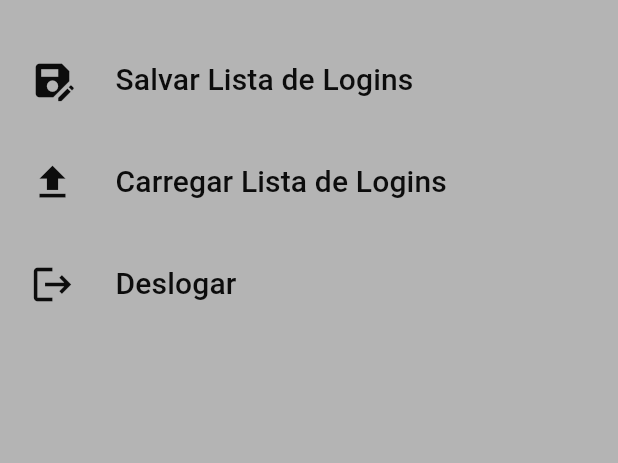
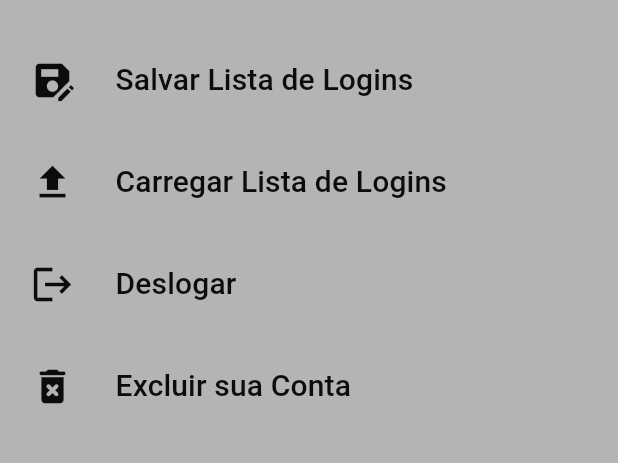
Before and after one commit to ricardo-gsilva/lockpass, a Flutter app: the Config screen opened by its route, on a phone screen of 412 x 824 dp, the part 73-536 px from its top. Run offline on Flutter 3.47's test engine with Material 3 defaults, Android fonts, the light colour scheme and no system bars; our stand-ins replace file_picker, firebase_auth, firebase_core, flutter_mobx, flutter_styled_toast, mobx and 4 more; missing offline and left inert: aespack, android_path_provider, overlay_loading_progress; accounts and stored records are empty; generated files the repository leaves out were written again; statements that could not run were skipped.

Commit message:
incluindo remoção de conta

```diff
--- a/lib/constants/core_icons.dart
+++ b/lib/constants/core_icons.dart
@@ -22,4 +22,5 @@ class CoreIcons {
   static const IconData delete = Icons.delete_forever;
   static const IconData password = Icons.password;
   static const IconData edit = Icons.edit;
+  static const IconData deleteAccount = Icons.delete_forever_rounded;
 }
--- a/lib/constants/core_keys.dart
+++ b/lib/constants/core_keys.dart
@@ -81,6 +81,7 @@ class CoreKeys {
   static const Key saveListLoginConfig = Key('saveListLoginConfig');
   static const Key updateListConfig = Key('updateListConfig');
   static const Key logoutConfig = Key('logoutConfig');
+  static const Key deleteAccount = Key('deleteAccount');
 
   //Logout
   static const Key titleLogout = Key('titleLogout');
@@ -130,6 +131,11 @@ class CoreKeys {
   static const Key cancelCreatePin = Key('cancelCreatePin');
   static const Key buttonCreatePin = Key('buttonCreatePin');
 
+  // Delete Account
+  static const Key titleDeleteAccount = Key('titleDeleteAccount');
+  static const Key infoDeleteAccount = Key('infoDeleteAccount');
+  static const Key buttonDeleteAccount = Key('buttonDeleteAccount');
+
   //Card Item
   static const Key buttonSaveEditCardItem = Key('buttonSaveEditCardItem');
   static const Key arrowBackCardItem = Key('arrowBackCardItem');
--- a/lib/constants/core_strings.dart
+++ b/lib/constants/core_strings.dart
@@ -19,6 +19,8 @@ class CoreStrings {
   static const String delete = 'Excluir';
   static const String deletePin = 'Excluir PIN';
   static const String deleteThisLogin = "Realmente deseja excluir esse login?";
+  static const String deleteAccount = 'Excluir sua Conta';
+  static const String deleteAccountTitle = 'Excluir Conta';
 
   //E
   static const String email = 'Email';
@@ -108,6 +110,7 @@ class CoreStrings {
   static const String wantDeleteRegisteredPin = 'Deseja excluir o PIN cadastrado?';
   static const String wantLogout = 'Você realmente quer deslogar?';
   static const String webSite = 'Site';
+  static const String wantDeleteAccount = 'Você está prestes a excluir o seu login.\n\nSe tiver certeza sobre isso, apenas aperta o botão excluir.';
 
   //Y
   static const String yourUploadedLoginList = 'Sua lista de logins salva foi carregada.';
--- a/lib/screens/config.dart
+++ b/lib/screens/config.dart
@@ -5,6 +5,7 @@ import 'package:lockpass/constants/core_colors.dart';
 import 'package:lockpass/constants/core_icons.dart';
 import 'package:lockpass/constants/core_keys.dart';
 import 'package:lockpass/constants/core_strings.dart';
+import 'package:lockpass/screens/delete_account.dart';
 import 'package:lockpass/stores/config_page_store.dart';
 import 'package:lockpass/screens/create_pin.dart';
 import 'package:lockpass/screens/delete_pin.dart';
@@ -14,8 +15,7 @@ import 'package:lockpass/screens/upload_list_logins.dart';
 import 'package:lockpass/widgets/config_options_custom.dart';
 
 class Config extends StatefulWidget {
-  const Config({
-    super.key});
+  const Config({super.key});
 
   @override
   State<Config> createState() => _ConfigState();
@@ -29,7 +29,8 @@ class _ConfigState extends State<Config> {
     showDialog(
         context: context,
         builder: (_) {
-          return CreatePin(pinVerify: store.getPinVerification, title: store.textPin);
+          return CreatePin(
+              pinVerify: store.getPinVerification, title: store.textPin);
         });
   }
 
@@ -65,6 +66,14 @@ class _ConfigState extends State<Config> {
         });
   }
 
+  void showDeleteAccount() {
+    showDialog(
+        context: context,
+        builder: (_) {
+          return const DeleteAccount();
+        });
+  }
+
   @override
   void didChangeDependencies() async {
     await store.verifyPlatform();
@@ -79,8 +88,7 @@ class _ConfigState extends State<Config> {
       body: SingleChildScrollView(
         child: SizedBox(
             child: Column(children: [
-              Observer(
-                builder: (context) {
+          Observer(builder: (context) {
             return ConfigOptions(
               key: CoreKeys.createPinConfig,
               onTap: () {
@@ -93,10 +101,8 @@ class _ConfigState extends State<Config> {
               iconColor: store.colorPin,
               textColor: store.colorPin,
             );
-                }
-              ),
-              Observer(
-                builder: (context) {
+          }),
+          Observer(builder: (context) {
             return Visibility(
               key: CoreKeys.visibilityDeletePinConfig,
               visible: store.visibleRemovePin,
@@ -111,11 +117,10 @@ class _ConfigState extends State<Config> {
                 iconSize: 30,
               ),
             );
-                }
-              ),
+          }),
           ConfigOptions(
             key: CoreKeys.saveListLoginConfig,
-                onTap: ()  async {
+            onTap: () async {
               showSaveListLogins();
             },
             text: CoreStrings.saveListLogins,
@@ -135,14 +140,24 @@ class _ConfigState extends State<Config> {
           ),
           ConfigOptions(
             key: CoreKeys.logoutConfig,
-                onTap: (){
+            onTap: () {
               showLogout();
             },
             text: CoreStrings.logout,
             fontSize: 20,
             icons: CoreIcons.logout,
             iconSize: 30,
-              )
+          ),
+          ConfigOptions(
+            key: CoreKeys.deleteAccount,
+            onTap: () {
+              showDeleteAccount();
+            },
+            text: CoreStrings.deleteAccount,
+            fontSize: 20,
+            icons: CoreIcons.deleteAccount,
+            iconSize: 30,
+          ),
         ])),
       ),
     );
```
Also changed, not shown: lib/screens/delete_account.dart (added, +50 -0 lines), lib/services/auth_service.dart (+23 -14 lines), lib/stores/config_page_store.dart (+13 -0 lines). Lines whose indentation alone changed are shown as unchanged.
